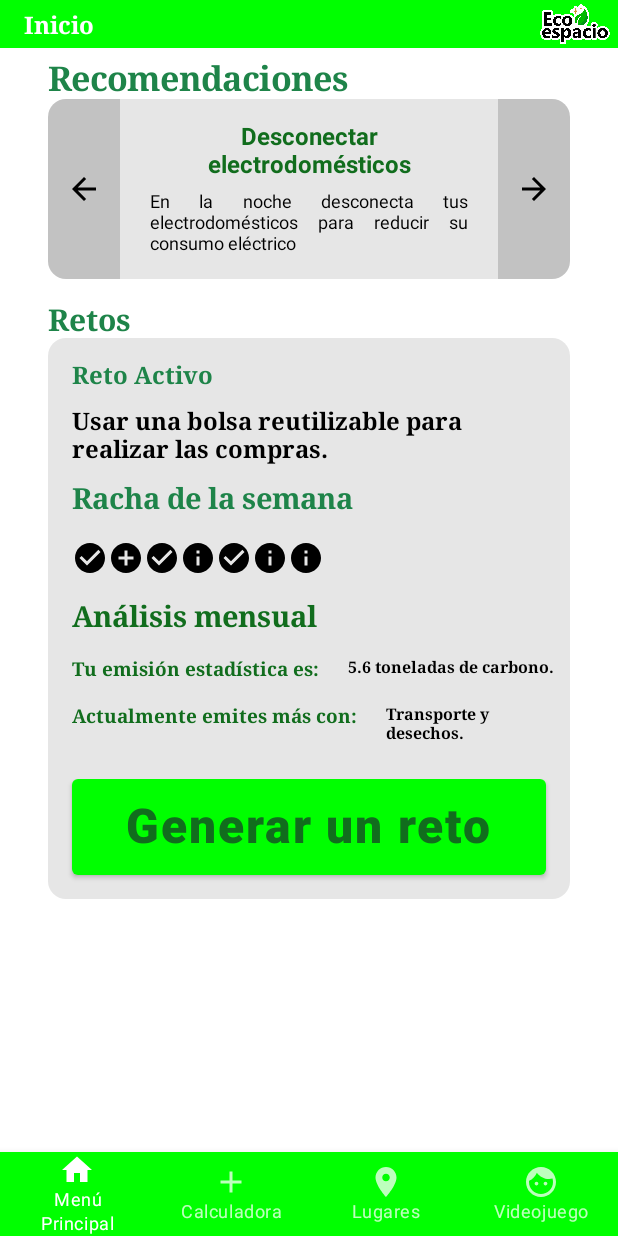
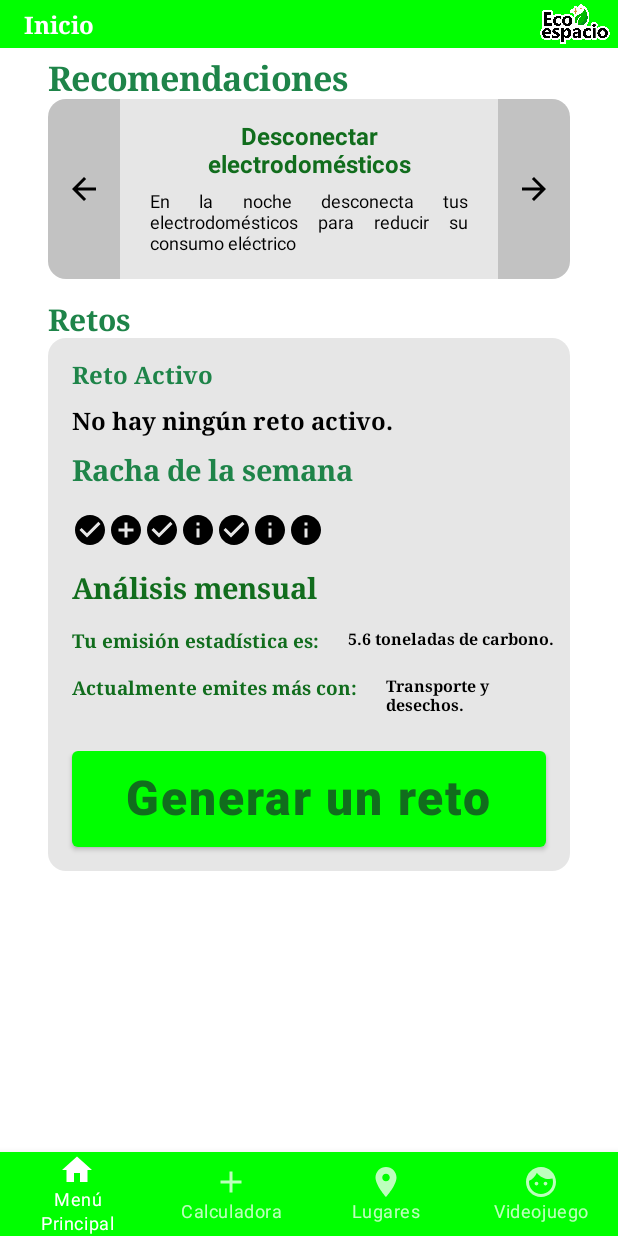
Before and after one commit to CharismaticTopHat/Eco-Life, an Android app built with Jetpack Compose: the screen it shows after launch (MainActivity), on a phone screen of 412 x 824 dp. Run offline under Robolectric (Android 15) with nearby library versions, the phone set to English and light mode, and no system bars.

Commit message:
Android - Added Button to Generate Challenge

```diff
--- a/Codigo/Android/app/src/main/java/com/example/eco_life/MainMenu.kt
+++ b/Codigo/Android/app/src/main/java/com/example/eco_life/MainMenu.kt
@@ -264,6 +264,16 @@ fun StartMenu() {
     val customColor = Color(30, 132, 73 )
     val buttonCornerRadius = 12.dp
 
+    //Variables de Funcionamiento
+    var currentChallengeId by remember { mutableStateOf(R.string.challenge0) }
+    val challengeIds = listOf(
+        R.string.challenge1,
+        R.string.challenge2,
+        R.string.challenge3,
+        R.string.challenge4,
+        R.string.challenge5
+    )
+
     Column(
         modifier = Modifier
             .fillMaxWidth()
@@ -389,17 +399,13 @@ fun StartMenu() {
             horizontalArrangement = Arrangement.Start
         ) {
             Text(
-                text = "Usar una bolsa reutilizable para realizar las compras.",
+                text = stringResource(id = currentChallengeId),
                 fontFamily = FontFamily.Serif,
                 fontWeight = FontWeight.ExtraBold,
                 color = Color.Black,
                 fontSize = textSize,
                 modifier = Modifier
-                    .padding(
-                        top = 12.dp,
-                        start = 16.dp,
-                        end = 4.dp
-                    )
+                    .padding(top = 12.dp, start = 16.dp, end = 4.dp)
             )
         }
         Row(
@@ -603,23 +609,16 @@ fun StartMenu() {
             horizontalArrangement = Arrangement.Start
         ) {
             Button(
-                onClick = { /* Agregar función */ },
+                onClick = {
+                    currentChallengeId = challengeIds.random()
+                },
                 modifier = Modifier
                     .fillMaxWidth()
                     .height(80.dp)
                     .clip(
-                        RoundedCornerShape(
-                            topStart = buttonCornerRadius,
-                            bottomStart = buttonCornerRadius,
-                            topEnd = buttonCornerRadius,
-                            bottomEnd = buttonCornerRadius
-                        )
+                        RoundedCornerShape(buttonCornerRadius)
                     )
-                    .padding(
-                        start = 16.dp,
-                        end = 16.dp,
-                        bottom = 16.dp
-                    ),
+                    .padding(start = 16.dp, end = 16.dp, bottom = 16.dp),
                 colors = ButtonDefaults.buttonColors(
                     backgroundColor = Color.Green,
                     contentColor = headerGreen
--- a/Codigo/Android/app/src/main/res/values/strings.xml
+++ b/Codigo/Android/app/src/main/res/values/strings.xml
@@ -62,4 +62,11 @@
     <string name="contentTip3">Resultan más duraderos que rastrillos de plástico y generan menos residuos</string>
     <string name="contentTip4">Al separarse dependiendo de si son papel, plástico, metal o vidrio, facilitas su reciclaje.</string>
     <string name="contentTip5">Ayudandoles a cumplir con su labor de reciclar basura, reduciendo el tiempo usado en recolectarla.</string>
+
+    <string name="challenge0">No hay ningún reto activo.</string>
+    <string name="challenge1">Usar bicicleta o ir a pie para hacer tus  compras (de estar a menos 1 kilómetro de distancia).</string>
+    <string name="challenge2">Utilizar una bolsa reutilizable para realizar las compras.</string>
+    <string name="challenge3">Pasar el día sin usar aire acondicionado.</string>
+    <string name="challenge4">No hagas cargas parciales en tu dispositivo.</string>
+    <string name="challenge5">Al cocinar, usa tapas para tus sartenes.</string>
 </resources>
```
